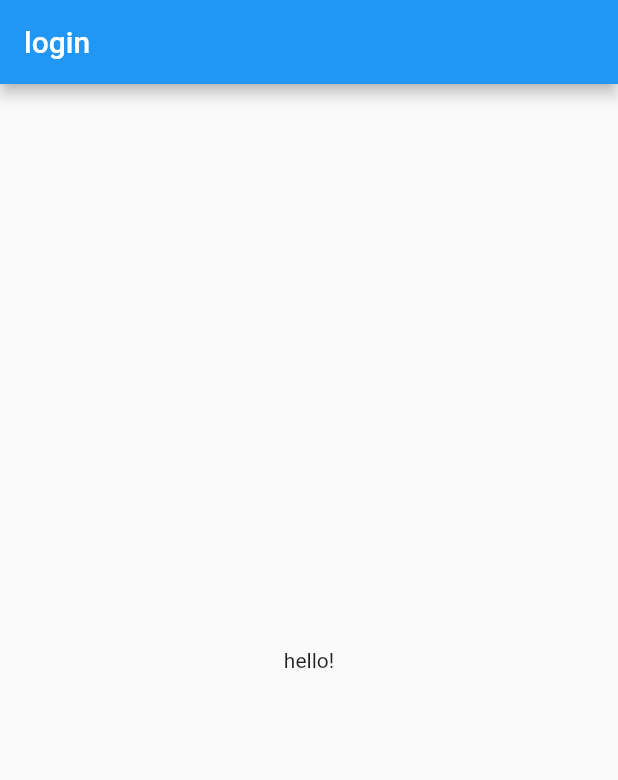
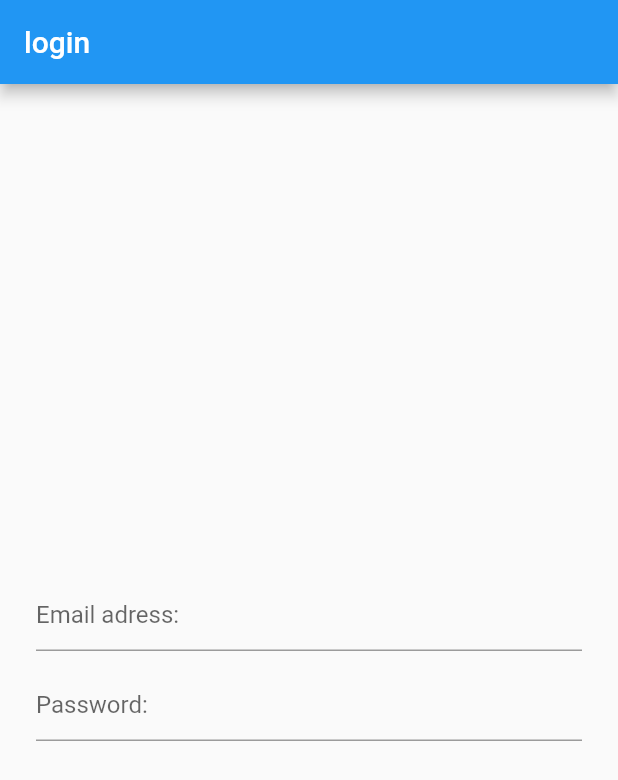
Before and after one commit to gadolfolozano/FlutterLoginChat, a Flutter app: the screen it shows after launch, on a phone screen of 412 x 824 dp. Shown: the top 780 px of the screen. Run offline on Flutter 3.47's test engine with Material 2 defaults, Android fonts, the phone set to English and light mode, and no system bars.

Commit message:
tip create login screen

```diff
--- a/lib/main.dart
+++ b/lib/main.dart
@@ -1,4 +1,5 @@
 import 'package:flutter/material.dart';
+import 'ui/LoginScreen.dart';
 
 void main() => runApp(MyApp());
 
@@ -6,19 +7,6 @@ class MyApp extends StatelessWidget {
   // This widget is the root of your application.
   @override
   Widget build(BuildContext context) {
-    return MaterialApp(
-      title: 'Flutter Demo',
-      theme: ThemeData(
-        primarySwatch: Colors.blue,
-      ),
-      home: Scaffold(
-        appBar: AppBar(
-          title: Text("login"),
-        ),
-        body: Center(
-          child: Text("hello!"),
-        ),
-      ),
-    );
+    return LoginScreen();
   }
 }
--- /dev/null
+++ b/lib/ui/LoginScreen.dart
@@ -0,0 +1,52 @@
+import 'package:flutter/material.dart';
+
+class LoginScreen extends StatelessWidget {
+  @override
+  Widget build(BuildContext context) {
+    return MaterialApp(
+      title: 'Flutter Demo',
+      theme: ThemeData(
+        primarySwatch: Colors.blue,
+      ),
+      home: Scaffold(
+        appBar: AppBar(
+          title: Text("login"),
+        ),
+        body: Center(
+          child: Column(
+            children: <Widget>[
+              Expanded(
+                child: Container(),
+              ),
+              Container(
+                margin: const EdgeInsets.only(left: 24, right: 24),
+                child: TextField(
+                  decoration: InputDecoration(
+                    hintText: 'Email adress:',
+                  ),
+                ),
+              ),
+              Container(
+                height: 12,
+              ),
+              Container(
+                margin: const EdgeInsets.only(left: 24, right: 24),
+                child: TextField(
+                  decoration: InputDecoration(
+                    hintText: 'Password:',
+                  ),
+                  obscureText: true,
+                ),
+              ),
+              Expanded(
+                child: Container(),
+              ),
+            ],
+          ),
+        ),
+      ),
+    );
+  }
+
+  control() {}
+}
```
